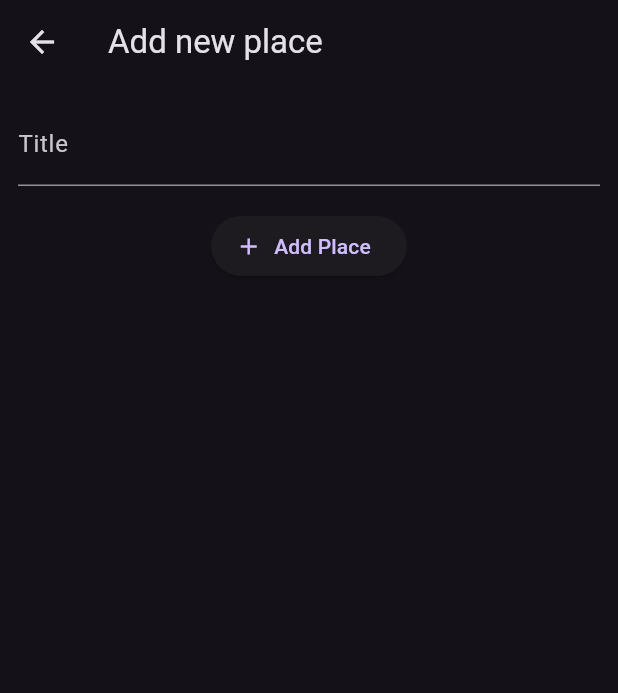
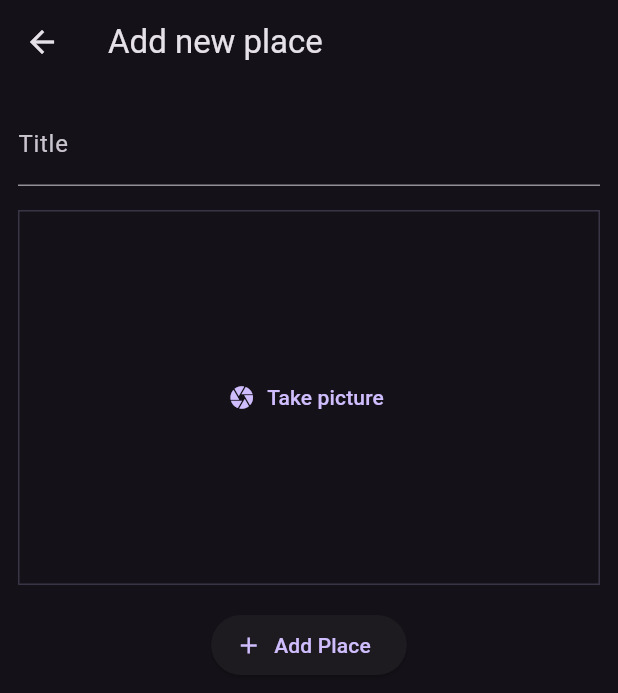
Before and after one commit to Seth-Browning/Mobile-App-Development-App-6, a Flutter app: the AddPlaceScreen screen opened directly, on a phone screen of 412 x 824 dp. Shown: the top 693 px of the screen. Run offline on Flutter 3.47's test engine with Material 3 defaults, Android fonts, the phone set to English and light mode, and no system bars; our stand-ins replace flutter_riverpod, google_fonts.

Commit message:
Added the widget that you will use to take a picture of the location.

```diff
--- a/lib/screens/add_place.dart
+++ b/lib/screens/add_place.dart
@@ -1,6 +1,7 @@
 import 'package:flutter/material.dart';
 import 'package:flutter_riverpod/flutter_riverpod.dart';
 import 'package:places/providers/user_places.dart';
+import 'package:places/widgets/image_input.dart';
 
 class AddPlaceScreen extends ConsumerStatefulWidget {
   const AddPlaceScreen({super.key});
@@ -41,6 +42,8 @@ class _AddPlaceScreenState extends ConsumerState<AddPlaceScreen> {
               style: TextStyle(color: Theme.of(context).colorScheme.onBackground)
             ),
             SizedBox(height: 16),
+            ImageInput(),
+            SizedBox(height: 16),
             ElevatedButton.icon(
               icon: Icon(Icons.add),
               onPressed: _savePlace,
--- /dev/null
+++ b/lib/widgets/image_input.dart
@@ -0,0 +1,35 @@
+import 'package:flutter/material.dart';
+
+class ImageInput extends StatefulWidget {
+  const ImageInput({super.key});
+
+  @override
+  State<ImageInput> createState() => _ImageInputState();
+}
+
+class _ImageInputState extends State<ImageInput> {
+
+  void _takePicture() {
+
+  }
+
+  @override
+  Widget build(BuildContext context) {
+    return Container(
+      decoration: BoxDecoration(
+        border: Border.all(
+          color: Theme.of(context).colorScheme.primary.withValues(alpha: 0.2),
+          width: 1,
+        ),
+      ),
+      height: 250,
+      width: double.infinity,
+      alignment: Alignment.center,
+      child: TextButton.icon(
+        icon: Icon(Icons.camera),
+        label: Text('Take picture'),
+        onPressed: _takePicture,
+      ),
+    );
+  }
+}
```
